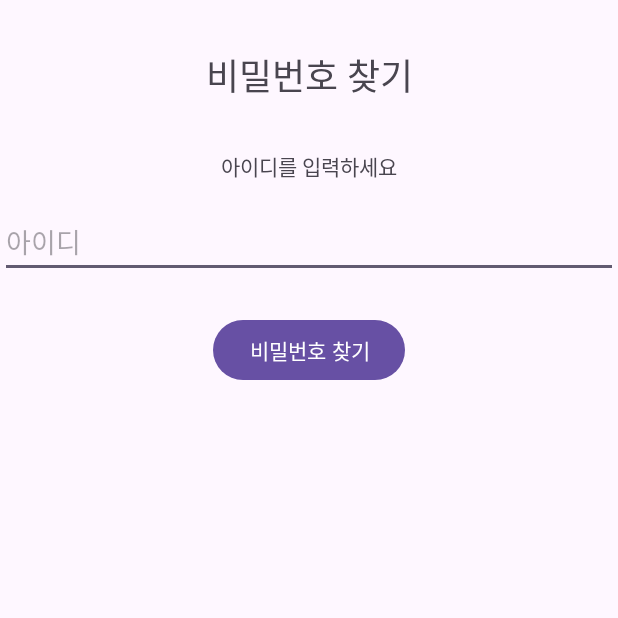
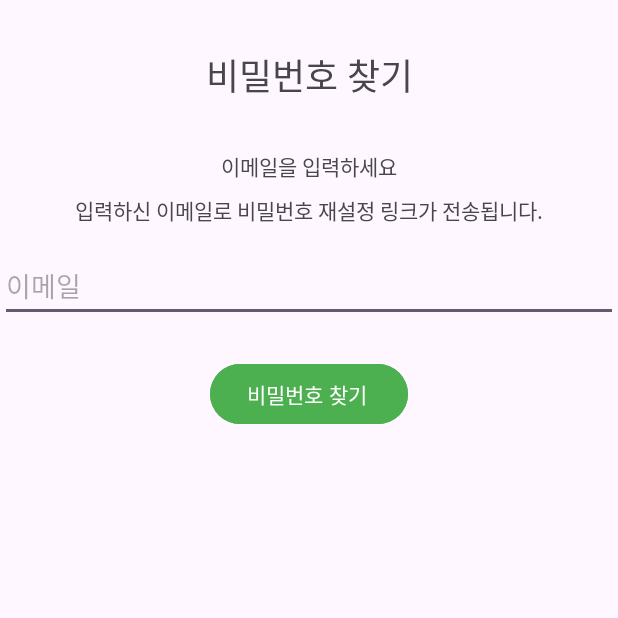
Before and after one commit to riahaaa/ecopath, an Android app: the ForgotPasswordActivity screen opened directly, with no data from a screen before it, on a phone screen of 412 x 824 dp, the top half of it. Run offline under Robolectric (Android 15) with nearby library versions, the phone set to English and light mode, and no system bars; our stand-ins replace Firebase (no records; nobody signed in at launch, a user with empty details on screens opened directly).

Commit message:
비밀번호 찾기 xml 수정

```diff
--- a/app/src/main/res/layout/activity_forgot_password.xml
+++ b/app/src/main/res/layout/activity_forgot_password.xml
@@ -21,28 +21,41 @@
         android:id="@+id/tvEnterId"
         android:layout_width="wrap_content"
         android:layout_height="wrap_content"
-        android:text="아이디를 입력하세요"
+        android:text="이메일을 입력하세요"
         android:layout_marginTop="32dp"
         app:layout_constraintEnd_toEndOf="parent"
         app:layout_constraintStart_toStartOf="parent"
-        app:layout_constraintTop_toBottomOf="@+id/tvForgotPasswordTitle" />
+        app:layout_constraintTop_toBottomOf="@+id/tvForgotPasswordTitle"
+        />
+    <TextView
+        android:id="@+id/information"
+        android:layout_width="wrap_content"
+        android:layout_height="wrap_content"
+        android:text="입력하신 이메일로 비밀번호 재설정 링크가 전송됩니다."
+        android:layout_marginTop="8dp"
+        app:layout_constraintEnd_toEndOf="parent"
+        app:layout_constraintStart_toStartOf="parent"
+        app:layout_constraintTop_toBottomOf="@+id/tvEnterId"
+        />
+
 
     <EditText
         android:id="@+id/etUserId"
         android:layout_width="0dp"
         android:layout_height="wrap_content"
-        android:hint="아이디"
+        android:hint="이메일"
         android:inputType="textEmailAddress"
         android:layout_marginTop="16dp"
         app:layout_constraintEnd_toEndOf="parent"
         app:layout_constraintStart_toStartOf="parent"
-        app:layout_constraintTop_toBottomOf="@+id/tvEnterId" />
+        app:layout_constraintTop_toBottomOf="@+id/information" />
 
     <Button
         android:id="@+id/btnFindPassword"
         android:layout_width="wrap_content"
         android:layout_height="wrap_content"
-        android:text="비밀번호 찾기"
+        android:text="비밀번호 찾기 "
+        android:backgroundTint="#4CAF50"
         android:onClick="onFindPasswordClick"
         android:layout_marginTop="24dp"
         app:layout_constraintEnd_toEndOf="parent"
```
Also changed, not shown: app/src/main/res/layout/activity_search_password.xml (+11 -10 lines).
